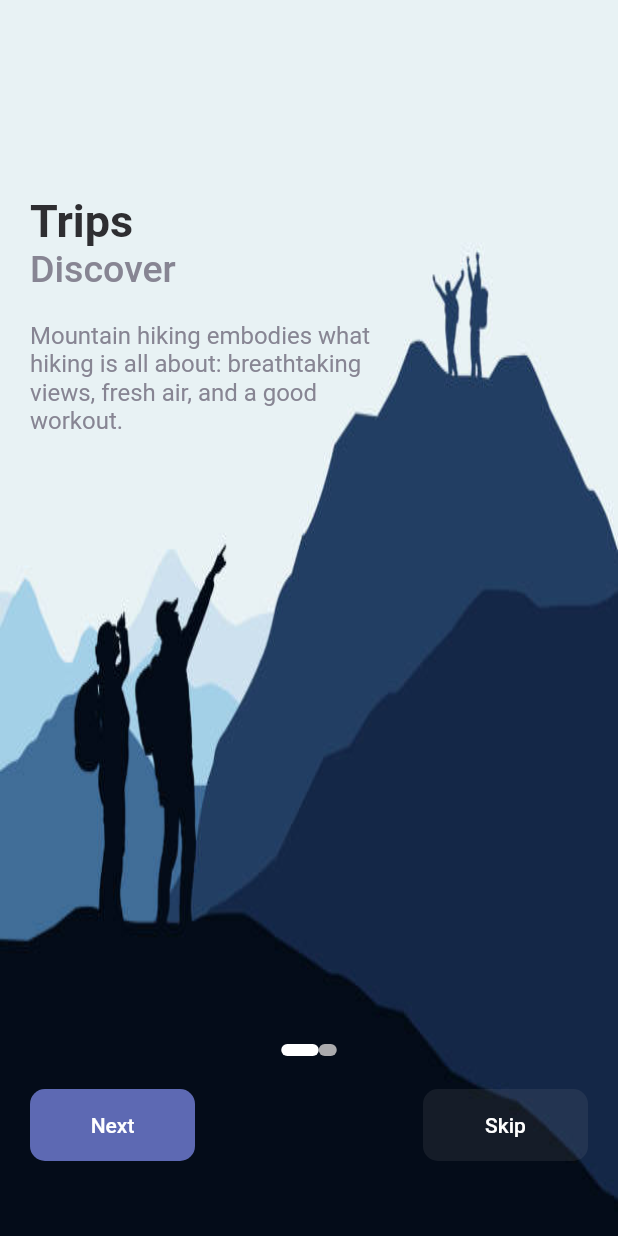
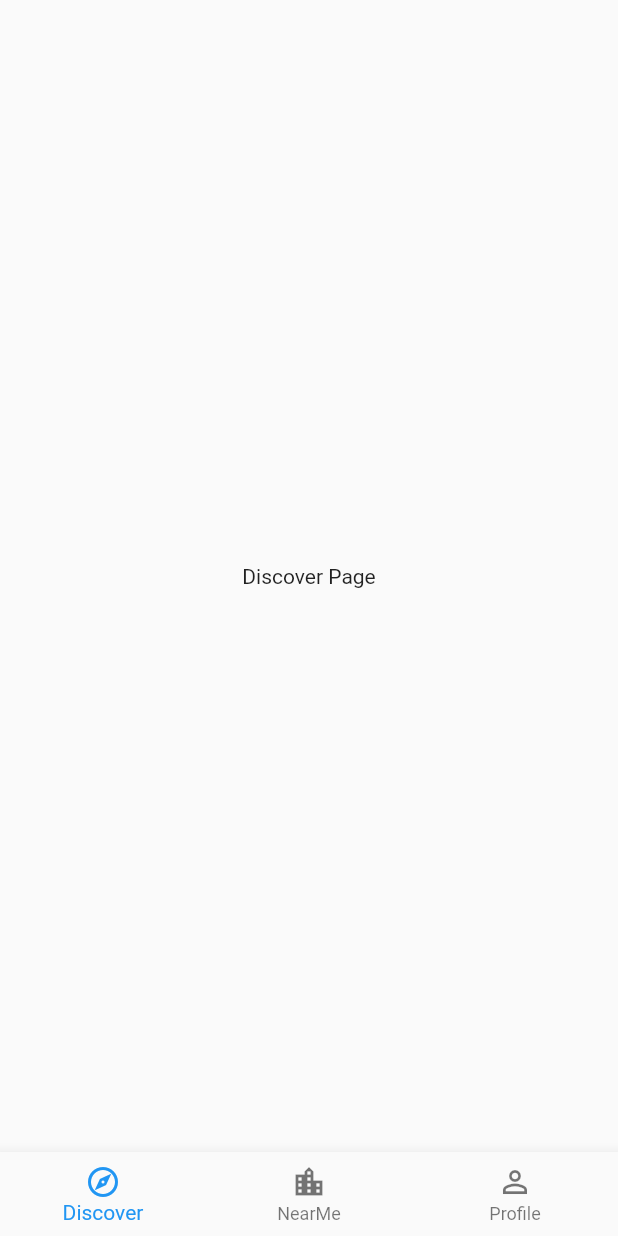
Before and after one commit to Dun-Njuguna/itravel, a Flutter app: the screen it shows after launch, after a tap on "Skip", on a phone screen of 412 x 824 dp. Run offline on Flutter 3.47's test engine with Material 2 defaults, Android fonts, the light colour scheme and no system bars.

Commit message:
Implement app state manager, app router ands add bottom navigation

```diff
--- a/lib/main.dart
+++ b/lib/main.dart
@@ -1,22 +1,52 @@
 import 'package:flutter/material.dart';
-import 'package:itravel/pages/welcome_page.dart';
+import 'package:itravel/models/state/app_state_manager.dart';
+import 'package:itravel/models/state/navigation/app_router.dart';
+import 'package:provider/provider.dart';
 
 void main() {
   runApp(const MyApp());
 }
 
-class MyApp extends StatelessWidget {
+class MyApp extends StatefulWidget {
   const MyApp({Key? key}) : super(key: key);
 
-  // This widget is the root of your application.
+  @override
+  State<MyApp> createState() => _MyAppState();
+}
+
+class _MyAppState extends State<MyApp> {
+  //Create AppStateManager
+  final _appStateManager = AppStateManager();
+
+  //AppRouter
+  late AppRouter _appRouter;
+
+  @override
+  void initState() {
+    _appRouter = AppRouter(
+      appStateManager: _appStateManager,
+    );
+    super.initState();
+  }
+
   @override
   Widget build(BuildContext context) {
-    return MaterialApp(
-      title: 'iTravel',
-      theme: ThemeData(
-        primarySwatch: Colors.blue,
+    return MultiProvider(
+      providers: [
+        ChangeNotifierProvider(
+          create: (context) => _appStateManager,
+        ),
+      ],
+      child: MaterialApp(
+        title: 'iTravel',
+        theme: ThemeData(
+          primarySwatch: Colors.blue,
+        ),
+        home: Router(
+          routerDelegate: _appRouter,
+          backButtonDispatcher: RootBackButtonDispatcher(),
+        ),
       ),
-      home: const WelcomePage(),
     );
   }
 }
--- /dev/null
+++ b/lib/models/state/app_state_manager.dart
@@ -0,0 +1,42 @@
+import 'dart:async';
+import 'package:flutter/material.dart';
+
+class ITravelTabs {
+  static const int home = 0;
+  static const int nearMe = 1;
+  static const int discover = 2;
+  static const int profile = 3;
+}
+
+class AppStateManager extends ChangeNotifier {
+
+  bool _initialized = true;
+
+  bool _onboardingComplete = false;
+
+  int _selectedTab = ITravelTabs.home;
+
+  bool get isInitialized => _initialized;
+  bool get isOnboardingComplete => _onboardingComplete;
+  int get getSelectedTab => _selectedTab;
+
+  void completeOnboarding() {
+    _onboardingComplete = true;
+    notifyListeners();
+  }
+
+  void goToTab(index) {
+    _selectedTab = index;
+    notifyListeners();
+  }
+
+   void logout() {
+    _onboardingComplete = false;
+    _initialized = false;
+    _selectedTab = 0;
+
+    notifyListeners();
+  }
+
+
+}
--- /dev/null
+++ b/lib/models/state/navigation/app_router.dart
@@ -0,0 +1,47 @@
+import 'package:flutter/material.dart';
+import 'package:itravel/pages/main/home_page.dart';
+import 'package:itravel/pages/welcome_page.dart';
+import '../app_state_manager.dart';
+
+class AppRouter extends RouterDelegate
+    with ChangeNotifier, PopNavigatorRouterDelegateMixin {
+  final AppStateManager appStateManager;
+
+  @override
+  final GlobalKey<NavigatorState> navigatorKey;
+
+  AppRouter({
+    required this.appStateManager,
+  }) : navigatorKey = GlobalKey<NavigatorState>() {
+    appStateManager.addListener(notifyListeners);
+  }
+
+  @override
+  void dispose() {
+    appStateManager.removeListener(notifyListeners);
+    super.dispose();
+  }
+
+  @override
+  Widget build(BuildContext context) {
+    return Navigator(
+      key: navigatorKey,
+      onPopPage: _handlePopPage,
+      pages: [
+        if (appStateManager.isInitialized) WelcomePage.page(),
+        if(appStateManager.isOnboardingComplete) HomePage.page(appStateManager.getSelectedTab)
+      ],
+    );
+  }
+
+  bool _handlePopPage(Route<dynamic> route, result) {
+    if (!route.didPop(result)) {
+      return false;
+    }
+
+    return true;
+  }
+
+  @override
+  Future<void> setNewRoutePath(configuration) async => null;
+}
--- /dev/null
+++ b/lib/models/state/navigation/itravel_pages.dart
@@ -0,0 +1,7 @@
+class ItravelPages {
+  static String onboardingPath = '/onboarding';
+  static String home = '/';
+  static String nearMePath = '/nearme';
+  static String discoverPath = '/discover';
+  static String profilePath = '/profile';
+}
--- /dev/null
+++ b/lib/pages/main/discover_page.dart
@@ -0,0 +1,10 @@
+import 'package:flutter/material.dart';
+
+class DiscoverPage extends StatelessWidget {
+  const DiscoverPage({ Key? key }) : super(key: key);
+
+  @override
+  Widget build(BuildContext context) {
+    return const Center(child: Text("Discover Page"));
+  }
+}
--- /dev/null
+++ b/lib/pages/main/home_page.dart
@@ -0,0 +1,87 @@
+import 'package:flutter/material.dart';
+import 'package:itravel/models/state/app_state_manager.dart';
+import 'package:itravel/models/state/navigation/itravel_pages.dart';
+import 'package:itravel/pages/main/discover_page.dart';
+import 'package:itravel/pages/main/near_me_page.dart';
+import 'package:itravel/pages/main/profile_page.dart';
+import 'package:itravel/utils/constants.dart';
+import 'package:provider/provider.dart';
+
+class HomePage extends StatefulWidget {
+  static MaterialPage page(int currentTab) {
+    return MaterialPage(
+      name: ItravelPages.home,
+      key: ValueKey(ItravelPages.home),
+      child: HomePage(
+        currentTab: currentTab,
+      ),
+    );
+  }
+
+  final int currentTab;
+
+  const HomePage({
+    Key? key,
+    required this.currentTab,
+  }) : super(key: key);
+
+  @override
+  State<HomePage> createState() => _HomePageState();
+}
+
+class _HomePageState extends State<HomePage> {
+  static List<Widget> pages = <Widget>[
+    const DiscoverPage(),
+    const NearMePage(),
+    const ProfilePage(),
+  ];
+
+  @override
+  Widget build(BuildContext context) {
+    return Consumer<AppStateManager>(
+      builder: (context, appStateManager, child) {
+        return Scaffold(
+          body: IndexedStack(index: widget.currentTab, children: pages),
+          bottomNavigationBar: BottomNavigationBar(
+            selectedItemColor:
+                Theme.of(context).textSelectionTheme.selectionColor,
+            currentIndex: widget.currentTab,
+            onTap: (index) {
+              Provider.of<AppStateManager>(context, listen: false)
+                  .goToTab(index);
+            },
+            items: const <BottomNavigationBarItem>[
+              BottomNavigationBarItem(
+                icon: Icon(Icons.explore_outlined),
+                label: 'Discover',
+              ),
+              BottomNavigationBarItem(
+                icon: Icon(Icons.location_city_outlined),
+                label: 'NearMe',
+              ),
+              BottomNavigationBarItem(
+                icon: Icon(Icons.person_outline_outlined),
+                label: 'Profile',
+              ),
+            ],
+          ),
+        );
+      },
+    );
+  }
+
+  Widget profileButton() {
+    return Padding(
+      padding: const EdgeInsets.only(right: 16.0),
+      child: GestureDetector(
+        child: CircleAvatar(
+          backgroundColor: Colors.transparent,
+          backgroundImage: AssetImage(
+            welcomeImages.first,
+          ),
+        ),
+        onTap: () {},
+      ),
+    );
+  }
+}
--- /dev/null
+++ b/lib/pages/main/near_me_page.dart
@@ -0,0 +1,10 @@
+import 'package:flutter/material.dart';
+
+class NearMePage extends StatelessWidget {
+  const NearMePage({ Key? key }) : super(key: key);
+
+  @override
+  Widget build(BuildContext context) {
+    return const Center(child: Text("near me"));
+  }
+}
--- /dev/null
+++ b/lib/pages/main/profile_page.dart
@@ -0,0 +1,10 @@
+import 'package:flutter/material.dart';
+
+class ProfilePage extends StatelessWidget {
+  const ProfilePage({ Key? key }) : super(key: key);
+
+  @override
+  Widget build(BuildContext context) {
+    return const Center(child: Text("Profile Page"));
+  }
+}
--- a/lib/pages/welcome_page.dart
+++ b/lib/pages/welcome_page.dart
@@ -1,12 +1,22 @@
-import 'dart:ui';
-
 import 'package:flutter/material.dart';
+import 'package:itravel/models/state/app_state_manager.dart';
+import 'package:itravel/models/state/navigation/itravel_pages.dart';
 import 'package:itravel/utils/app_colors.dart';
 import 'package:itravel/widgets/app_text.dart';
 import 'package:itravel/models/sliders.dart';
 import 'package:itravel/widgets/responsive_button.dart';
+import 'package:provider/provider.dart';
 
 class WelcomePage extends StatefulWidget {
+  //MaterialPage Helper
+  static MaterialPage page() {
+    return MaterialPage(
+      name: ItravelPages.onboardingPath,
+      key: ValueKey(ItravelPages.onboardingPath),
+      child: const WelcomePage(),
+    );
+  }
+
   const WelcomePage({Key? key}) : super(key: key);
   @override
   State<WelcomePage> createState() => _WelcomePageState();
@@ -16,12 +26,12 @@ class _WelcomePageState extends State<WelcomePage> {
   @override
   Widget build(BuildContext context) {
     return Scaffold(
-      body: welcomeCarousel(),
+      body: welcomeCarousel(context),
     );
   }
 }
 
-PageView welcomeCarousel() {
+PageView welcomeCarousel(BuildContext context) {
   return PageView.builder(
       scrollDirection: Axis.horizontal,
       itemCount: sliders.length,
@@ -34,12 +44,12 @@ PageView welcomeCarousel() {
                 image: AssetImage(sliders[index].sliderImage),
                 fit: BoxFit.fill),
           ),
-          child: carouselContent(index),
+          child: carouselContent(index, context),
         );
       });
 }
 
-Container carouselContent(int index) {
+Container carouselContent(int index, BuildContext context) {
   return Container(
     margin: const EdgeInsets.only(top: 130, left: 20, right: 20, bottom: 50),
     child: Column(
@@ -47,7 +57,7 @@ Container carouselContent(int index) {
       crossAxisAlignment: CrossAxisAlignment.start,
       children: [
         slideDescription(index),
-        slideNavigation(index),
+        slideNavigation(index, context),
       ],
     ),
   );
@@ -83,7 +93,7 @@ Column slideDescription(int index) {
   );
 }
 
-Column slideNavigation(int index) {
+Column slideNavigation(int index, BuildContext context) {
   return Column(
     children: [
       pageIndicator(index),
@@ -98,13 +108,18 @@ Column slideNavigation(int index) {
               ResponsiveButton(
                 width: 110,
                 title: "Next",
-                onPressed: () => onNextClicked(),
+                onPressed: () => {
+                  // Todo implement on next clicked
+                },
               ),
               ResponsiveButton(
                 width: 110,
                 title: "Skip",
                 color: AppColors.minColor.withOpacity(0.1),
-                onPressed: () => onSkipClicked(),
+                onPressed: () {
+                  Provider.of<AppStateManager>(context, listen: false)
+                      .completeOnboarding();
+                },
               ),
             ],
           )),
@@ -131,11 +146,3 @@ Row pageIndicator(int index) {
     ),
   );
 }
-
-
-onSkipClicked() {
-}
-
-onNextClicked() {
-
-}
--- a/pubspec.yaml
+++ b/pubspec.yaml
@@ -29,7 +29,8 @@ environment:
 dependencies:
   flutter:
     sdk: flutter
-
+  google_fonts: ^2.1.0
+  provider: ^6.0.0
 
   # The following adds the Cupertino Icons font to your application.
   # Use with the CupertinoIcons class for iOS style icons.
```
Also changed, not shown: pubspec.lock, 6 other files.
